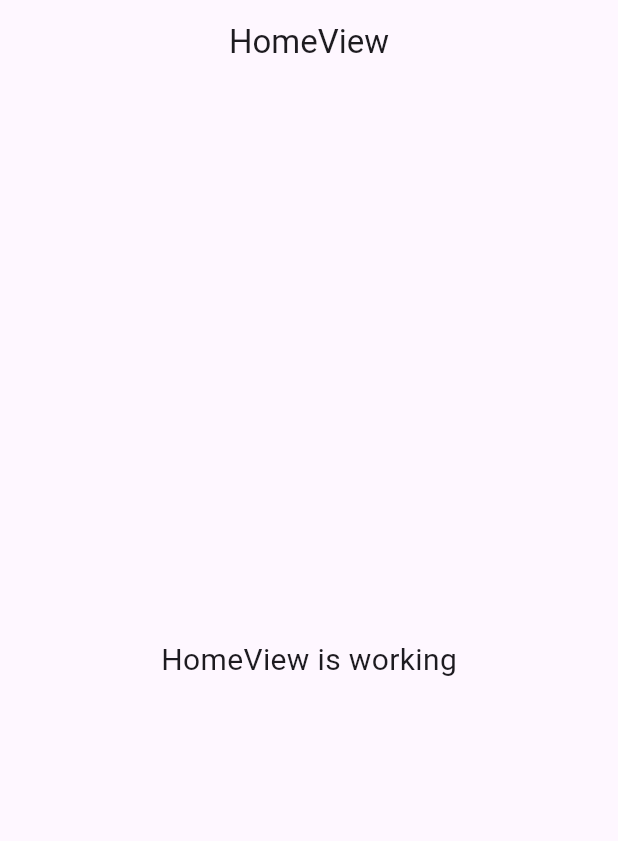
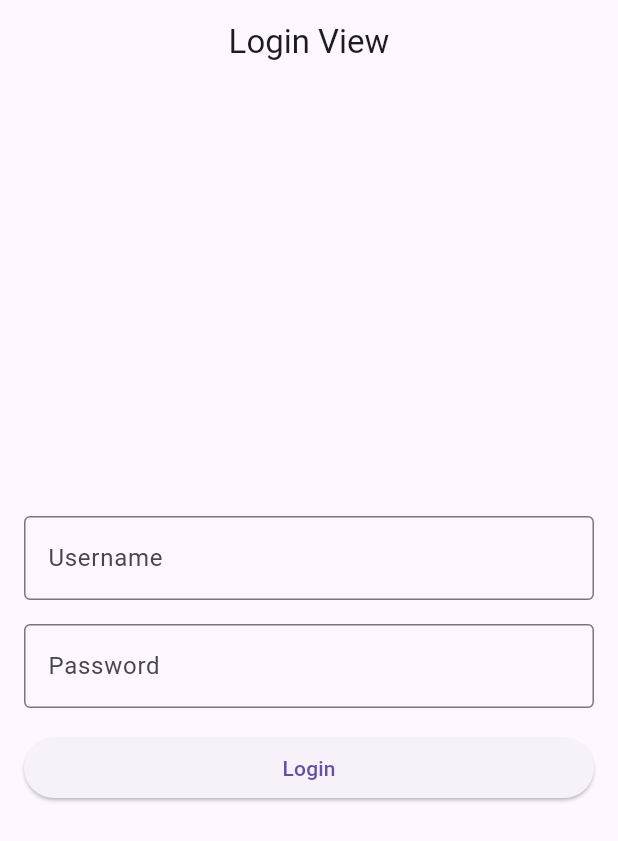
Before and after one commit to FebryDwiCahyo/reparin-mobile, a Flutter app: the screen it shows after launch, on a phone screen of 412 x 824 dp. Shown: the top 841 px of the screen. Run offline on Flutter 3.47's test engine with Material 3 defaults, Android fonts, the phone set to English and light mode, and no system bars; our stand-ins replace get, image_picker.

Commit message:
added image picker and login page

```diff
--- a/lib/app/modules/home/controllers/home_controller.dart
+++ b/lib/app/modules/home/controllers/home_controller.dart
@@ -4,6 +4,8 @@ class HomeController extends GetxController {
   //TODO: Implement HomeController
 
   final count = 0.obs;
+
+  get tabController => null;
   @override
   void onInit() {
     super.onInit();
@@ -20,4 +22,6 @@ class HomeController extends GetxController {
   }
 
   void increment() => count.value++;
+
+  buildScreens() {}
 }
--- /dev/null
+++ b/lib/app/modules/home/controllers/login_controller.dart
@@ -0,0 +1,16 @@
+import 'package:get/get.dart';
+
+class LoginController extends GetxController {
+  // Predefined credentials for login
+  final String correctUsername = 'admin';
+  final String correctPassword = '12345';
+
+  // Function to validate username and password
+  bool validateLogin(String username, String password) {
+    if (username == correctUsername && password == correctPassword) {
+      return true;
+    } else {
+      return false;
+    }
+  }
+}
--- /dev/null
+++ b/lib/app/modules/home/views/login_view.dart
@@ -0,0 +1,66 @@
+import 'package:flutter/material.dart';
+import 'package:get/get.dart';
+import '../controllers/login_controller.dart';
+
+class LoginView extends GetView<LoginController> {
+  const LoginView({super.key});
+
+  @override
+  Widget build(BuildContext context) {
+    // Controllers for username and password text fields
+    final TextEditingController usernameController = TextEditingController();
+    final TextEditingController passwordController = TextEditingController();
+
+    return Scaffold(
+      appBar: AppBar(
+        title: const Text('Login View'),
+        centerTitle: true,
+      ),
+      body: Padding(
+        padding: const EdgeInsets.all(16.0),
+        child: Column(
+          mainAxisAlignment: MainAxisAlignment.center,
+          crossAxisAlignment: CrossAxisAlignment.stretch,
+          children: [
+            // Username TextField
+            TextField(
+              controller: usernameController,
+              decoration: const InputDecoration(
+                labelText: 'Username',
+                border: OutlineInputBorder(),
+              ),
+            ),
+            const SizedBox(height: 16),
+
+            // Password TextField
+            TextField(
+              controller: passwordController,
+              obscureText: true, // To hide the password input
+              decoration: const InputDecoration(
+                labelText: 'Password',
+                border: OutlineInputBorder(),
+              ),
+            ),
+            const SizedBox(height: 16),
+
+            // Login Button
+            ElevatedButton(
+              onPressed: () {
+                String username = usernameController.text;
+                String password = passwordController.text;
+
+                // Use the controller's validateLogin method to check credentials
+                if (controller.validateLogin(username, password)) {
+                  Get.toNamed('/home'); // Navigate to HomeView
+                } else {
+                  Get.snackbar('Error', 'Invalid username or password');
+                }
+              },
+              child: const Text('Login'),
+            ),
+          ],
+        ),
+      ),
+    );
+  }
+}
--- a/lib/app/routes/app_pages.dart
+++ b/lib/app/routes/app_pages.dart
@@ -1,5 +1,8 @@
 import 'package:get/get.dart';
-
+import 'package:mobile_app_test/app/modules/home/bindings/login_binding.dart';
+import 'package:mobile_app_test/app/modules/home/views/login_view.dart';
+import '../modules/home/bindings/image_picker_binding.dart';
+import '../modules/home/views/image_picker_view.dart';
 import '../modules/home/bindings/home_binding.dart';
 import '../modules/home/views/home_view.dart';
 
@@ -8,13 +11,25 @@ part 'app_routes.dart';
 class AppPages {
   AppPages._();
 
-  static const INITIAL = Routes.HOME;
+  static const INITIAL = Routes.LOGIN;
+  static const LOGIN = Routes.LOGIN;
+
 
   static final routes = [
+    GetPage(
+      name: _Paths.LOGIN,
+      page: () => const LoginView(),
+      binding: LoginBinding(),
+    ),
     GetPage(
       name: _Paths.HOME,
       page: () => const HomeView(),
       binding: HomeBinding(),
     ),
+    GetPage(
+      name: _Paths.IMAGE_PICKER,
+      page: () => const ImagePickerView(),
+      binding: ImagePickerBinding(),
+    ),
   ];
 }
--- a/lib/app/routes/app_routes.dart
+++ b/lib/app/routes/app_routes.dart
@@ -3,10 +3,14 @@ part of 'app_pages.dart';
 
 abstract class Routes {
   Routes._();
+  static const LOGIN = _Paths.LOGIN;
   static const HOME = _Paths.HOME;
+  static const IMAGE_PICKER = _Paths.IMAGE_PICKER;
 }
 
 abstract class _Paths {
   _Paths._();
+  static const LOGIN = '/login';
   static const HOME = '/home';
+  static const IMAGE_PICKER = '/image-picker';
 }
```
Also changed, not shown: lib/app/modules/home/bindings/image_picker_binding.dart (added, +9 -0 lines), lib/app/modules/home/bindings/login_binding.dart (added, +12 -0 lines), lib/app/modules/home/controllers/image_picker_controller.dart (added, +19 -0 lines), lib/app/modules/home/views/home_view.dart (+69 -8 lines), lib/app/modules/home/views/image_picker_view.dart (added, +36 -0 lines), pubspec.yaml (+80 -7 lines), pubspec.lock, 35 other files.
